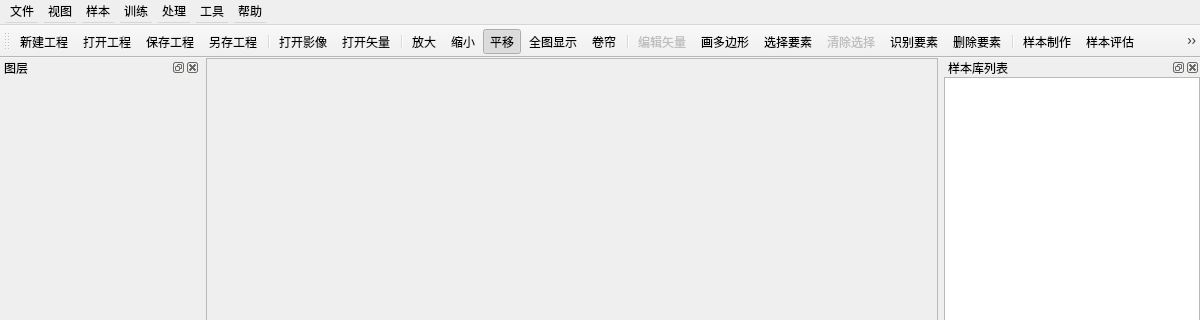
Before: the Qt Designer form ui/MainWinUI.ui in LianweiMa/DeeplearningSystem, drawn with Qt 5; both pictures show x 0 to 1200 and y 0 to 320 of the 1200 by 800 pixel window.
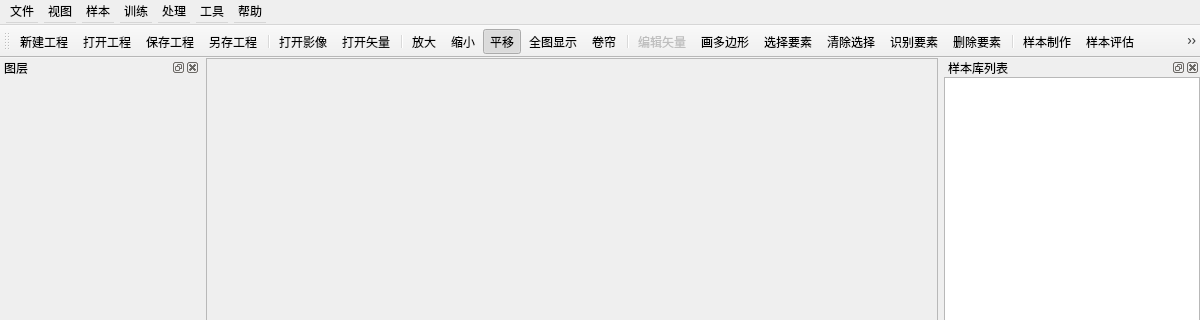
After: the same form once the commit is applied. Icons and pictures are not drawn.

The edit to the form file:
```diff
--- a/ui/MainWinUI.ui
+++ b/ui/MainWinUI.ui
@@ -717,7 +717,7 @@
   </action>
   <action name="actionClearSelection">
    <property name="enabled">
-    <bool>false</bool>
+    <bool>true</bool>
    </property>
    <property name="icon">
     <iconset resource="../settings/icon/DeepLearningSystem.qrc">
```
Left out of the diff: 4 changed lines with no effect on the pictures.
